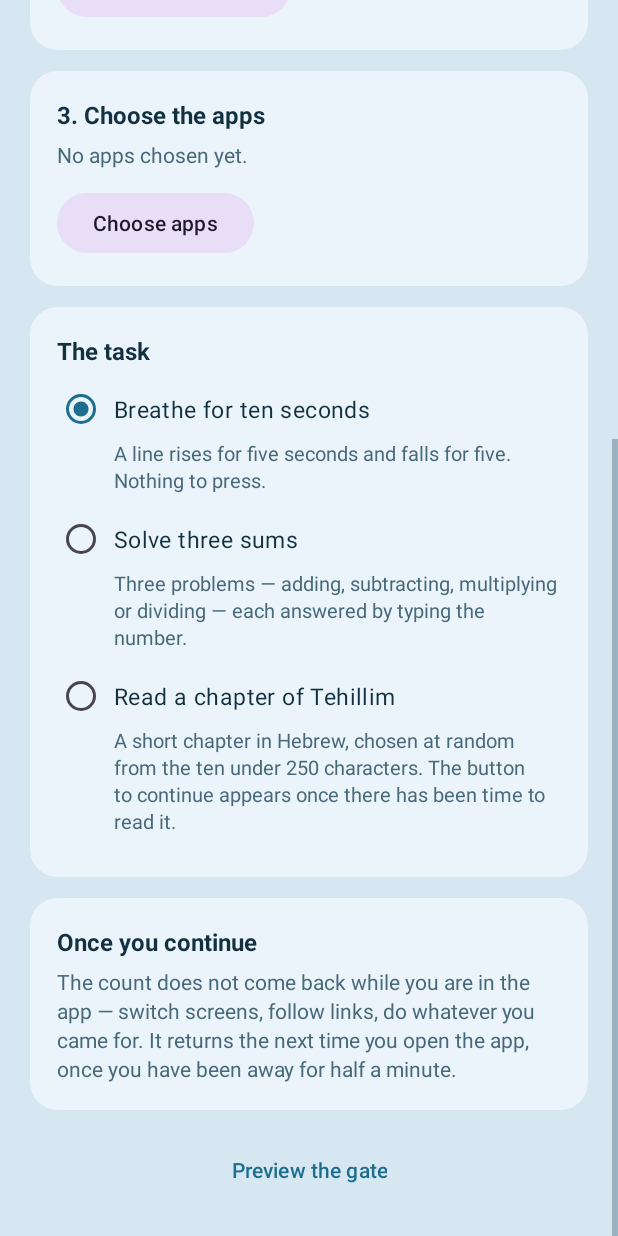
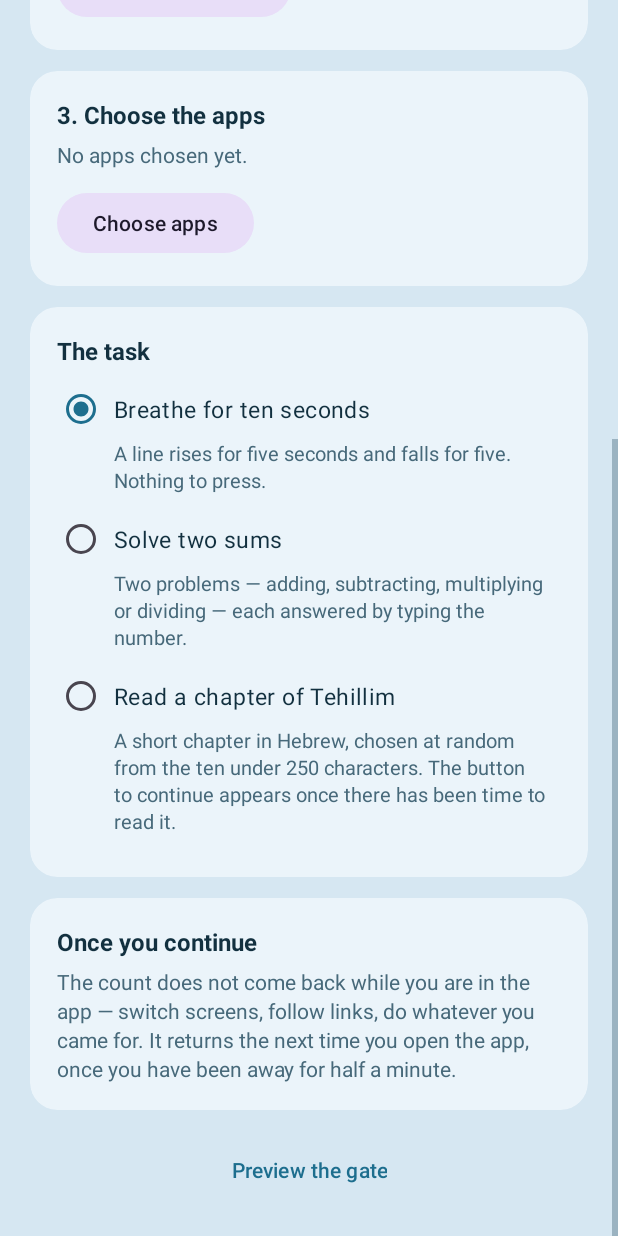
Before and after one commit to didisterphilip-cmd/Noam, an Android app: the MainActivity screen opened directly, with no data from a screen before it, scrolled down 454 dp, on a phone screen of 412 x 824 dp. Run offline under Robolectric (Android 15) with nearby library versions, the phone set to English and light mode, and no system bars.

Commit message:
Ask for two sums instead of three
The count is now MathTask.PROBLEM_COUNT rather than a literal, and the
progress label already read it from the list, so "PROBLEM 1 OF 2" follows on
its own. Operations are still drawn without replacement, so two sums means
two different operations.

Co-Authored-By: Claude Opus 5 <noreply@anthropic.com>
Claude-Session: https://claude.ai/code/session_011TNYQTvdtvaLueR4Y4KFPZ

```diff
--- a/app/src/main/res/values/strings.xml
+++ b/app/src/main/res/values/strings.xml
@@ -61,8 +61,8 @@
     <string name="task_title">The task</string>
     <string name="task_breath">Breathe for ten seconds</string>
     <string name="task_breath_body">A line rises for five seconds and falls for five. Nothing to press.</string>
-    <string name="task_math">Solve three sums</string>
-    <string name="task_math_body">Three problems — adding, subtracting, multiplying or dividing — each answered by typing the number.</string>
+    <string name="task_math">Solve two sums</string>
+    <string name="task_math_body">Two problems — adding, subtracting, multiplying or dividing — each answered by typing the number.</string>
     <string name="task_psalm">Read a chapter of Tehillim</string>
     <string name="task_psalm_body">A short chapter in Hebrew, chosen at random from the ten under 250 characters. The button to continue appears once there has been time to read it.</string>
 
```
Also changed, not shown: app/src/main/java/com/noam/gate/MathTask.kt (+7 -2 lines), 1 other file.
